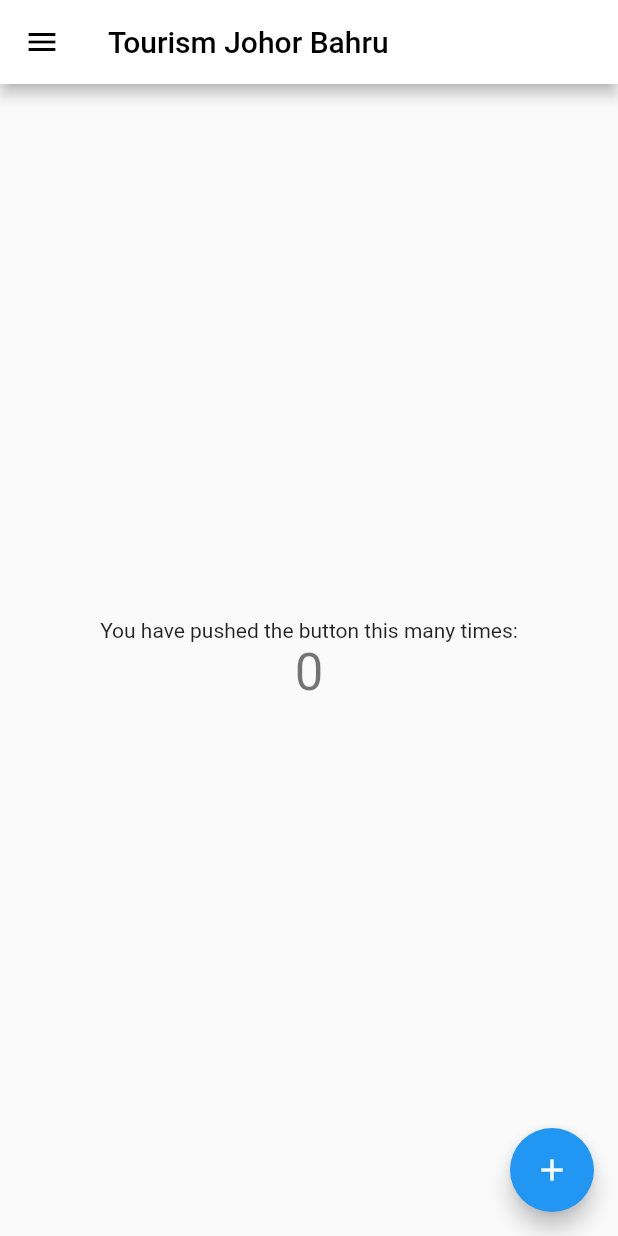
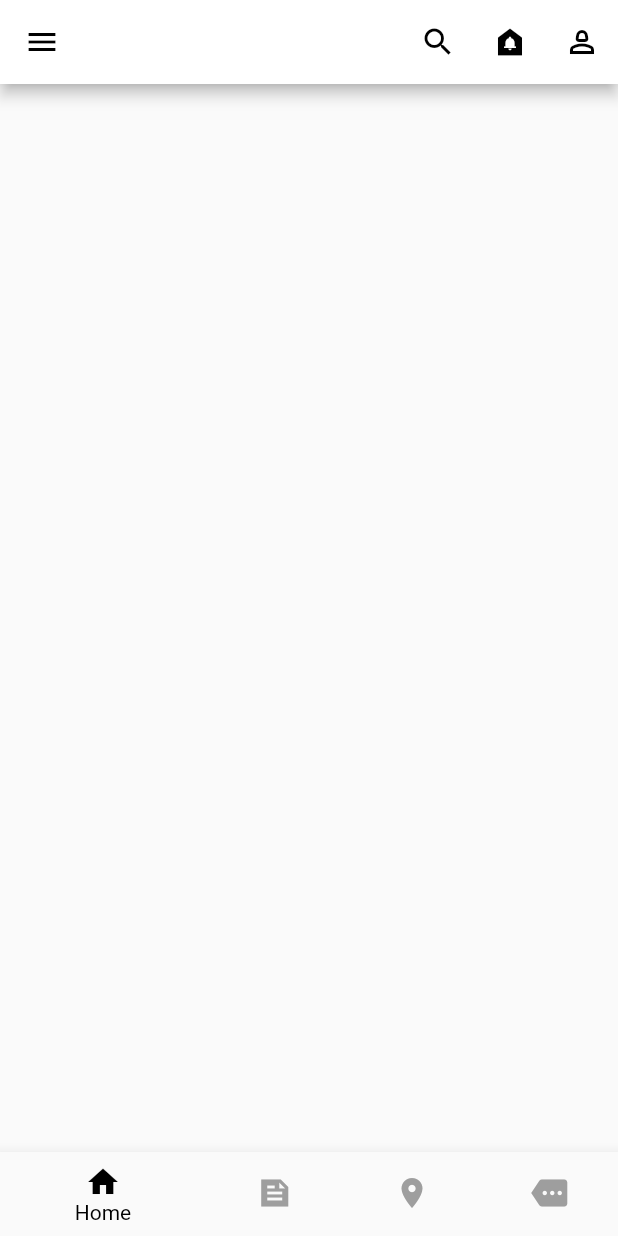
Before and after one commit to imk97/tourismjb, a Flutter app: the screen it shows after launch, on a phone screen of 412 x 824 dp. Run offline on Flutter 3.47's test engine with Material 2 defaults, Android fonts, the light colour scheme and no system bars.

Commit message:
Top navigation bar design

```diff
--- a/lib/main.dart
+++ b/lib/main.dart
@@ -1,4 +1,6 @@
+import 'package:flutter/gestures.dart';
 import 'package:flutter/material.dart';
+import 'package:flutter/services.dart';
 
 void main() {
   runApp(const MyApp());
@@ -23,8 +25,16 @@ class MyApp extends StatelessWidget {
         // Notice that the counter didn't reset back to zero; the application
         // is not restarted.
         primarySwatch: Colors.blue,
+        appBarTheme: const AppBarTheme(
+          color: Colors.white,
+          foregroundColor: Colors.black,
+          systemOverlayStyle: SystemUiOverlayStyle(
+              statusBarColor: Colors.white,
+              statusBarIconBrightness: Brightness.dark,
+              statusBarBrightness: Brightness.light),
+        ),
       ),
-      home: const MyHomePage(title: 'Tourism Johor Bahru'),
+      home: const MyHomePage(title: 'Tourism'),
     );
   }
 }
@@ -48,16 +58,22 @@ class MyHomePage extends StatefulWidget {
 }
 
 class _MyHomePageState extends State<MyHomePage> {
-  int _counter = 0;
+  // int _counter = 0;
+  int _selectedIndex = 0;
 
-  void _incrementCounter() {
+  // void _incrementCounter() {
+  //   setState(() {
+  //     // This call to setState tells the Flutter framework that something has
+  //     // changed in this State, which causes it to rerun the build method below
+  //     // so that the display can reflect the updated values. If we changed
+  //     // _counter without calling setState(), then the build method would not be
+  //     // called again, and so nothing would appear to happen.
+  //     _counter++;
+  //   });
+  // }
+  void _onItemTapped(int index) {
     setState(() {
-      // This call to setState tells the Flutter framework that something has
-      // changed in this State, which causes it to rerun the build method below
-      // so that the display can reflect the updated values. If we changed
-      // _counter without calling setState(), then the build method would not be
-      // called again, and so nothing would appear to happen.
-      _counter++;
+      _selectedIndex = index;
     });
   }
 
@@ -73,64 +89,155 @@ class _MyHomePageState extends State<MyHomePage> {
       appBar: AppBar(
         // Here we take the value from the MyHomePage object that was created by
         // the App.build method, and use it to set our appbar title.
-        title: Text(widget.title, style: const TextStyle(color: Colors.black),),
+        // title: Text(
+        //   widget.title,
+        //   style: const TextStyle(color: Colors.black),
+        // ),
         backgroundColor: Colors.white,
-        leading: Builder(builder: (context) => IconButton(onPressed: () {Scaffold.of(context).openDrawer();}, icon: const Icon(Icons.menu), color: Colors.black,))
+        leading: Builder(
+          builder: (context) => IconButton(
+            onPressed: () {
+              Scaffold.of(context).openDrawer();
+            },
+            icon: const Icon(Icons.menu),
+            color: Colors.black,
+          ),
+        ),
+        actions: [
+          IconButton(
+            onPressed: () {},
+            icon: const Icon(Icons.search),
+          ),
+          IconButton(
+            onPressed: () {},
+            icon: const Icon(Icons.doorbell),
+          ),
+          IconButton(
+            onPressed: () {},
+            icon: const Icon(Icons.person_2_outlined),
+          ),
+        ],
       ),
       drawer: Drawer(
+        backgroundColor: Colors.white,
         child: ListView(
           children: const <Widget>[
-            DrawerHeader(decoration: BoxDecoration(
-              color: Colors.white,
+            DrawerHeader(
+              decoration: BoxDecoration(
+                color: Colors.white,
+              ),
+              child: Text(
+                'Drawer Header',
+                style: TextStyle(color: Colors.white, fontSize: 24),
+              ),
             ),
-            child: Text('Drawer Header', style: TextStyle(color: Colors.white, fontSize: 24),),
+            ListTile(
+              title: Text('Service'),
+              leading: Icon(Icons.headphones),
             ),
-            ListTile(title: Text('Service'), leading: Icon(Icons.headphones)),
-            ListTile(title: Text('Utilities'), leading: Icon(Icons.miscellaneous_services),),
-            ListTile(title: Text('Market Place'), leading: Icon(Icons.shopping_cart),),
-            ListTile(title: Text('Points'), leading: Icon(Icons.star),),
-            ListTile(title: Text('Current Converter'), leading: Icon(Icons.currency_exchange),),
-            ListTile(title: Text('Muslim Prayer Time'), leading: Icon(Icons.mosque),),
-            ListTile(title: Text('Change Language'), leading: Icon(Icons.language),),
-            ListTile(title: Text('Virtual Assistance'), leading: Icon(Icons.assistant),),
-            ListTile(title: Text('Logout'), leading: Icon(Icons.logout),),
-          ],
-        ),
-      ),
-      body: Center(
-        // Center is a layout widget. It takes a single child and positions it
-        // in the middle of the parent.
-        child: Column(
-          // Column is also a layout widget. It takes a list of children and
-          // arranges them vertically. By default, it sizes itself to fit its
-          // children horizontally, and tries to be as tall as its parent.
-          //
-          // Invoke "debug painting" (press "p" in the console, choose the
-          // "Toggle Debug Paint" action from the Flutter Inspector in Android
-          // Studio, or the "Toggle Debug Paint" command in Visual Studio Code)
-          // to see the wireframe for each widget.
-          //
-          // Column has various properties to control how it sizes itself and
-          // how it positions its children. Here we use mainAxisAlignment to
-          // center the children vertically; the main axis here is the vertical
-          // axis because Columns are vertical (the cross axis would be
-          // horizontal).
-          mainAxisAlignment: MainAxisAlignment.center,
-          children: <Widget>[
-            const Text(
-              'You have pushed the button this many times:',
+            ListTile(
+              title: Text('Utilities'),
+              leading: Icon(Icons.miscellaneous_services),
             ),
-            Text(
-              '$_counter',
-              style: Theme.of(context).textTheme.headlineMedium,
+            ListTile(
+              title: Text('Market Place'),
+              leading: Icon(Icons.shopping_cart),
+            ),
+            ListTile(
+              title: Text('Points'),
+              leading: Icon(Icons.star),
+            ),
+            ListTile(
+              title: Text('Current Converter'),
+              leading: Icon(Icons.currency_exchange),
+            ),
+            ListTile(
+              title: Text('Muslim Prayer Time'),
+              leading: Icon(Icons.mosque),
+            ),
+            ListTile(
+              title: Text('Change Language'),
+              leading: Icon(Icons.language),
+            ),
+            ListTile(
+              title: Text('Virtual Assistance'),
+              leading: Icon(Icons.assistant),
+            ),
+            ListTile(
+              title: Text('Logout'),
+              leading: Icon(Icons.logout),
             ),
           ],
         ),
       ),
-      floatingActionButton: FloatingActionButton(
-        onPressed: _incrementCounter,
-        tooltip: 'Increment',
-        child: const Icon(Icons.add),
+      // body: Center(
+      //   // Center is a layout widget. It takes a single child and positions it
+      //   // in the middle of the parent.
+      //   child: Column(
+      //     // Column is also a layout widget. It takes a list of children and
+      //     // arranges them vertically. By default, it sizes itself to fit its
+      //     // children horizontally, and tries to be as tall as its parent.
+      //     //
+      //     // Invoke "debug painting" (press "p" in the console, choose the
+      //     // "Toggle Debug Paint" action from the Flutter Inspector in Android
+      //     // Studio, or the "Toggle Debug Paint" command in Visual Studio Code)
+      //     // to see the wireframe for each widget.
+      //     //
+      //     // Column has various properties to control how it sizes itself and
+      //     // how it positions its children. Here we use mainAxisAlignment to
+      //     // center the children vertically; the main axis here is the vertical
+      //     // axis because Columns are vertical (the cross axis would be
+      //     // horizontal).
+      //     mainAxisAlignment: MainAxisAlignment.center,
+      //     children: <Widget>[
+      //       const Text(
+      //         'You have pushed the button this many times:',
+      //       ),
+      //       Text(
+      //         // '$_counter',
+      //         style: Theme.of(context).textTheme.headlineMedium,
+      //       ),
+      //     ],
+      //   ),
+      // ),
+      // floatingActionButton: FloatingActionButton(
+      //   onPressed: _incrementCounter,
+      //   tooltip: 'Increment',
+      //   child: const Icon(Icons.add),
+      // ),
+      bottomNavigationBar: BottomNavigationBar(
+        backgroundColor: Colors.white,
+        items: const <BottomNavigationBarItem>[
+          BottomNavigationBarItem(
+            icon: Icon(
+              Icons.home,
+            ),
+            label: 'Home',
+          ),
+          BottomNavigationBarItem(
+            icon: Icon(
+              Icons.feed_sharp,
+            ),
+            label: 'Feed',
+          ),
+          BottomNavigationBarItem(
+            icon: Icon(
+              Icons.location_on,
+            ),
+            label: 'Nearby',
+          ),
+          BottomNavigationBarItem(
+            icon: Icon(
+              Icons.more,
+            ),
+            label: 'More',
+          )
+        ],
+        type: BottomNavigationBarType.shifting,
+        currentIndex: _selectedIndex,
+        selectedItemColor: Colors.black,
+        unselectedItemColor: Colors.grey,
+        onTap: _onItemTapped,
       ), // This trailing comma makes auto-formatting nicer for build methods.
     );
   }
```
